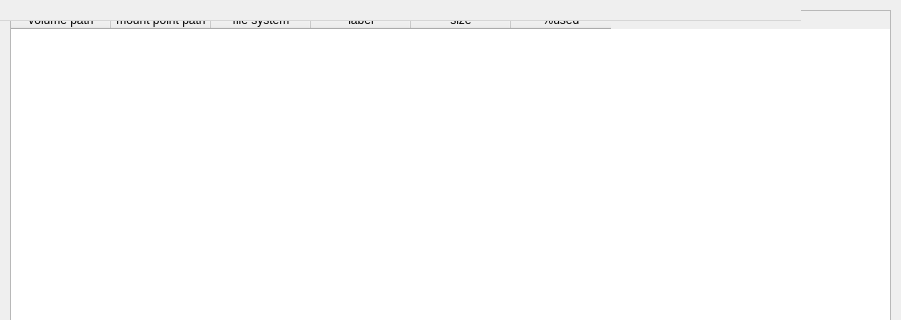
First picture: the form in zuluMount-gui/mainwindow.ui, repository mhogomchungu/zuluCrypt, before the edit; both pictures show x 0 to 901 and y 0 to 320 of the 901 by 477 pixel window.
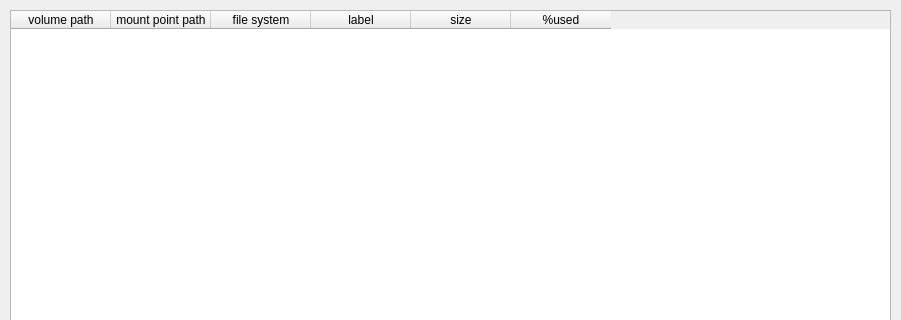
Second picture: the form after the edit. Icons and pictures are not drawn.

Commit message: remove unused menu bar in zuluMount-gui

```diff
--- a/zuluMount-gui/mainwindow.ui
+++ b/zuluMount-gui/mainwindow.ui
@@ -100,16 +100,6 @@
     </column>
    </widget>
   </widget>
-  <widget class="QMenuBar" name="menuBar">
-   <property name="geometry">
-    <rect>
-     <x>0</x>
-     <y>0</y>
-     <width>801</width>
-     <height>21</height>
-    </rect>
-   </property>
-  </widget>
   <widget class="QToolBar" name="mainToolBar">
    <property name="geometry">
     <rect>
```
